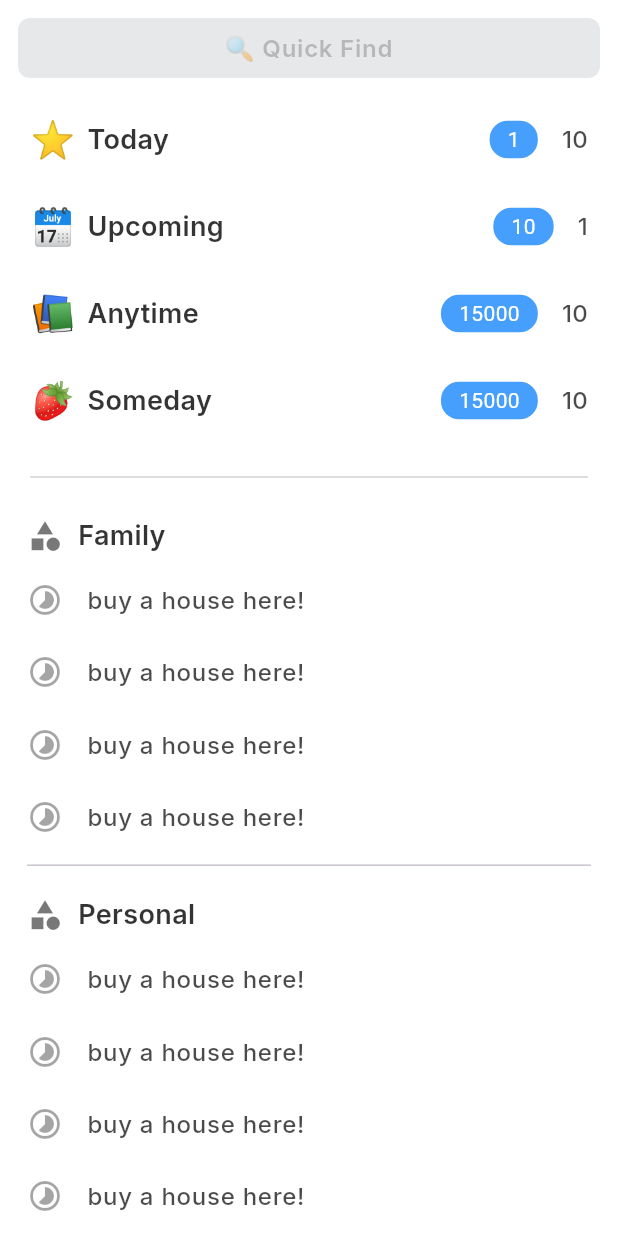
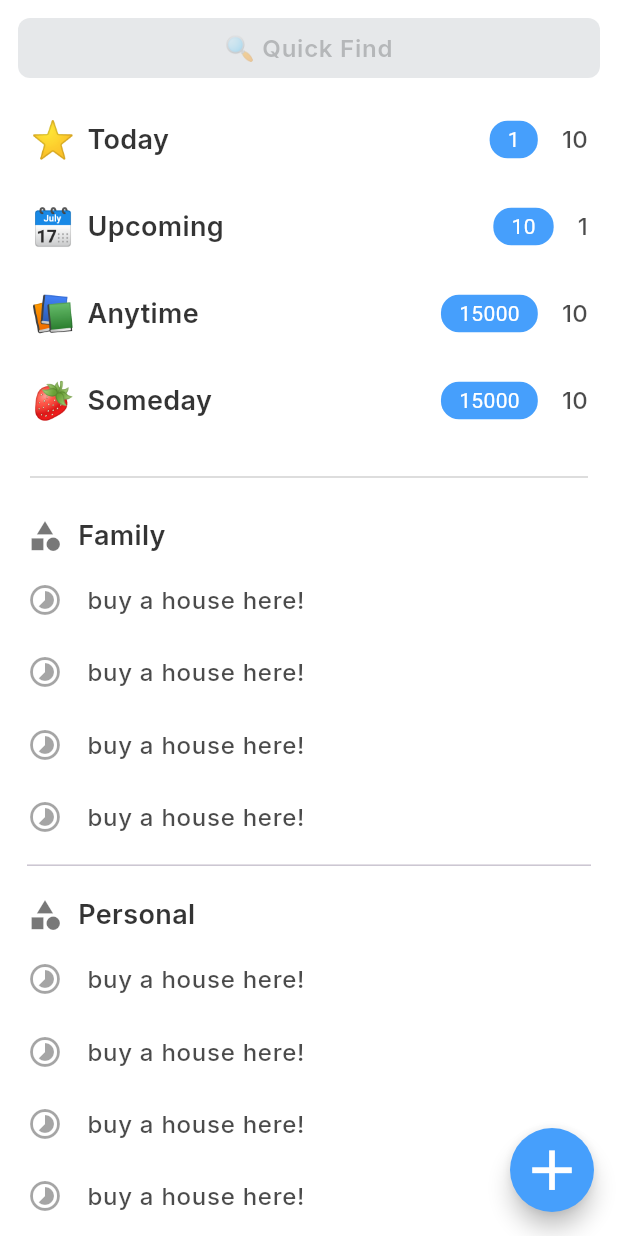
Before and after one commit to vaibhavchoursiya/thing_easy, a Flutter app: the screen it shows after launch, on a phone screen of 412 x 824 dp. Run offline on Flutter 3.47's test engine with Material 3 defaults, Android fonts, the light colour scheme and no system bars; our stand-ins replace cloud_firestore, firebase_auth, firebase_core, go_router, google_fonts; accounts and stored records are empty; generated files the repository leaves out were written again.

Commit message:
floating action button

```diff
--- a/lib/screens/home_screen.dart
+++ b/lib/screens/home_screen.dart
@@ -3,7 +3,6 @@ import 'package:thing_easy/utilites/app_theme.dart';
 import 'package:thing_easy/widgets/head_label_column_widget.dart';
 import 'package:thing_easy/widgets/quick_find_field.dart';
 import 'package:thing_easy/widgets/task_collection_list.dart';
-import 'package:thing_easy/widgets/task_collection_widget.dart';
 
 class HomeScreen extends StatelessWidget {
   const HomeScreen({super.key});
@@ -11,6 +10,14 @@ class HomeScreen extends StatelessWidget {
   @override
   Widget build(BuildContext context) {
     return Scaffold(
+      floatingActionButton: FloatingActionButton(
+        backgroundColor: AppTheme.accentColor,
+        shape: RoundedRectangleBorder(
+          borderRadius: BorderRadius.circular(50.0),
+        ),
+        onPressed: () {},
+        child: Icon(Icons.add, color: AppTheme.light, size: 45.0),
+      ),
       backgroundColor: AppTheme.light,
       body: SafeArea(
         child: SingleChildScrollView(
```
